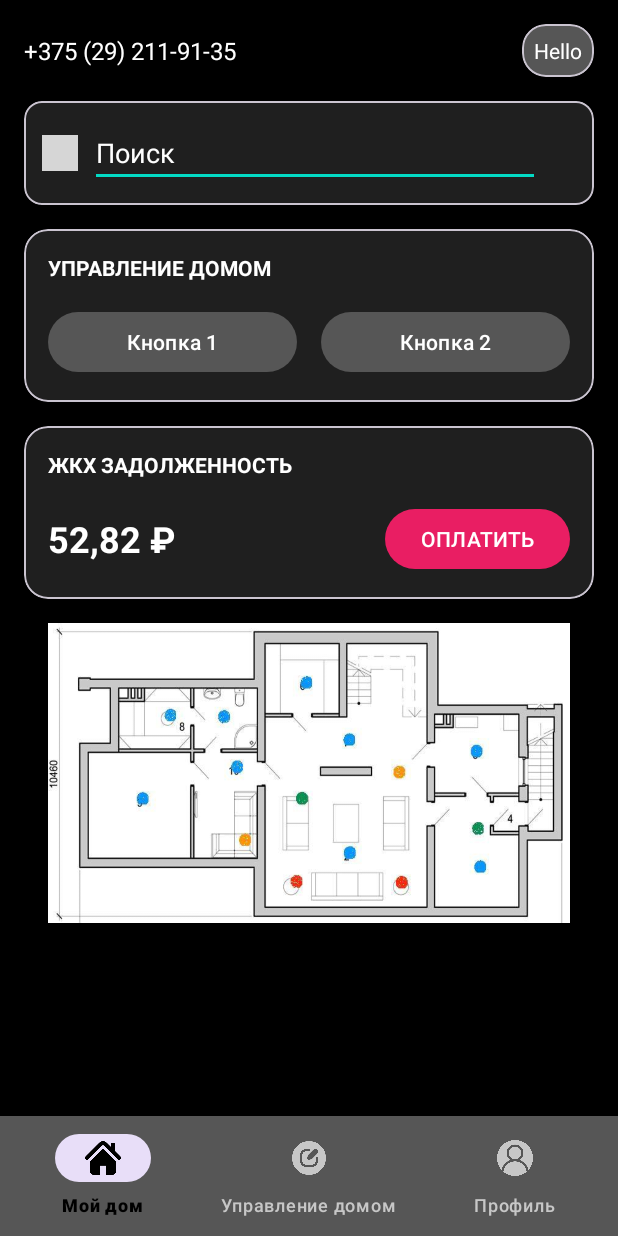
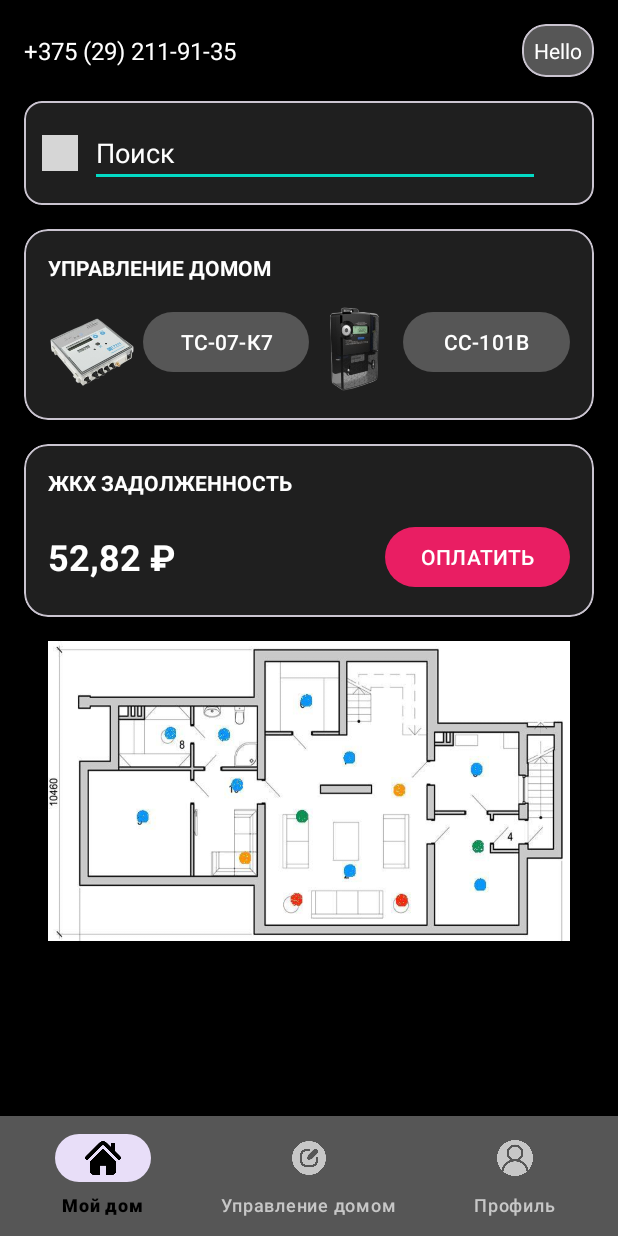
Before and after one commit to ryzhenkahvh/MTSHackaton, an Android app: the screen it shows after launch (MainActivity), on a phone screen of 412 x 824 dp. Run offline under Robolectric (Android 15) with nearby library versions, the phone set to English and light mode, and no system bars; our stand-ins replace CircleImageView; grey boxes are pictures that could not be loaded.

Commit message:
New interface #3

```diff
--- a/app/src/main/res/layout/fragment_home.xml
+++ b/app/src/main/res/layout/fragment_home.xml
@@ -108,23 +108,35 @@
                     android:orientation="horizontal"
                     android:layout_marginTop="16dp">
 
-                    <com.google.android.material.button.MaterialButton
-                        android:layout_width="0dp"
-                        android:layout_height="wrap_content"
-                        android:layout_weight="1"
-                        android:layout_marginEnd="8dp"
-                        android:text="Кнопка 1"
-                        android:textColor="@color/colorWhite"
-                        app:backgroundTint="@color/navBackground"/>
+                    <ImageButton
+                        android:layout_width="60dp"
+                        android:layout_height="60dp"
+                        android:layout_marginEnd="3dp"
+                        android:background="@drawable/firstpic"/>
 
                     <com.google.android.material.button.MaterialButton
                         android:layout_width="0dp"
                         android:layout_height="wrap_content"
                         android:layout_weight="1"
-                        android:layout_marginStart="8dp"
-                        android:text="Кнопка 2"
+                        android:layout_marginEnd="1dp"
+                        android:text="ТС-07-К7"
                         android:textColor="@color/colorWhite"
                         app:backgroundTint="@color/navBackground"/>
+
+                    <ImageButton
+                        android:layout_width="60dp"
+                        android:layout_height="60dp"
+                        android:background="@drawable/secpic"/>
+
+                    <com.google.android.material.button.MaterialButton
+                        android:layout_width="0dp"
+                        android:layout_height="wrap_content"
+                        android:layout_weight="1"
+                        android:layout_marginStart="1dp"
+                        android:text="СС-101B"
+                        android:textColor="@color/colorWhite"
+                        app:backgroundTint="@color/navBackground"/>
+
                 </LinearLayout>
             </LinearLayout>
         </com.google.android.material.card.MaterialCardView>
```
